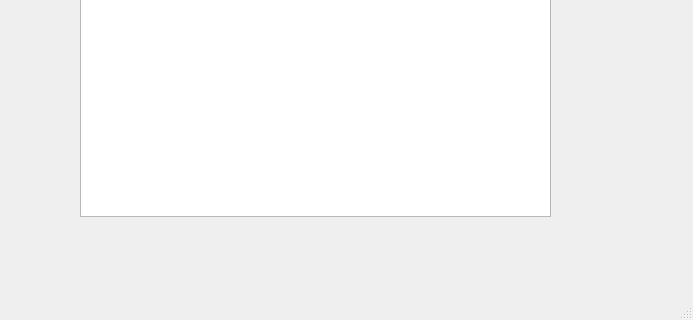
Old version of the form mainwindow.ui in the repository Bourkupine/cs4076-project; both pictures show x 115 to 808 and y 262 to 582 of the 808 by 582 pixel window.
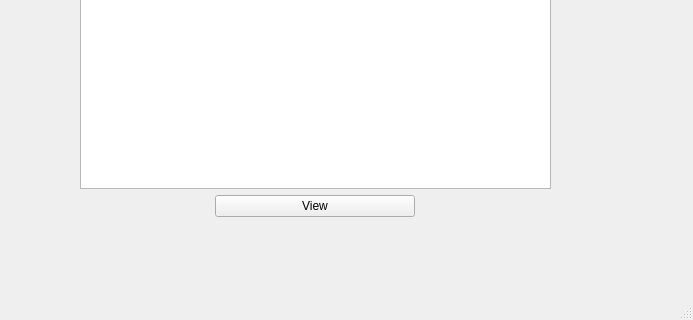
New version of the form. The open tabs and pages were chosen to show the change.

Commit message: inspect recipe adde + minor changes

```diff
--- a/mainwindow.ui
+++ b/mainwindow.ui
@@ -68,16 +68,6 @@
            </rect>
           </property>
           <layout class="QGridLayout" name="gridLayout_7">
-           <item row="0" column="0">
-            <widget class="QLabel" name="label_7">
-             <property name="text">
-              <string>Search</string>
-             </property>
-            </widget>
-           </item>
-           <item row="2" column="1">
-            <widget class="QListWidget" name="listWidget"/>
-           </item>
            <item row="0" column="1">
             <widget class="QLineEdit" name="lineEdit_5"/>
            </item>
@@ -88,6 +78,9 @@
              </property>
             </widget>
            </item>
+           <item row="2" column="1">
+            <widget class="QListWidget" name="listOfRecipes"/>
+           </item>
            <item row="1" column="1">
             <layout class="QHBoxLayout" name="horizontalLayout_3">
              <property name="spacing">
@@ -180,6 +173,26 @@
              </item>
             </layout>
            </item>
+           <item row="0" column="0">
+            <widget class="QLabel" name="label_7">
+             <property name="text">
+              <string>Search</string>
+             </property>
+            </widget>
+           </item>
+           <item row="3" column="1" alignment="Qt::AlignHCenter">
+            <widget class="QPushButton" name="viewRecipe_2">
+             <property name="minimumSize">
+              <size>
+               <width>200</width>
+               <height>0</height>
+              </size>
+             </property>
+             <property name="text">
+              <string>View</string>
+             </property>
+            </widget>
+           </item>
           </layout>
          </widget>
         </widget>
```
Left out of the diff: 24 changed lines with no effect on the pictures. The commit also changes 9 other files.
